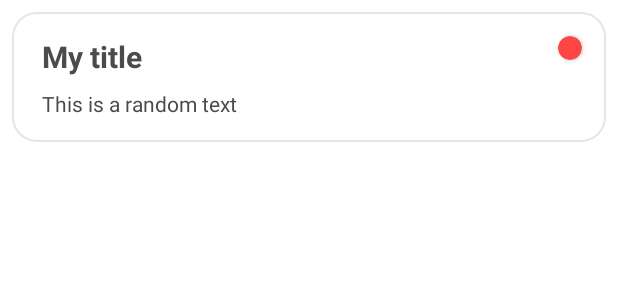
After one commit to sunilshiv/ToDoNotesApp, an Android app: the layout row_layout.xml on its own in the app's theme, with its tools: preview values and no code run, on a phone screen of 412 x 824 dp. The commit adds this screen. Shown: the top 300 px of the screen. Run offline under Robolectric (Android 15) with nearby library versions, the phone set to English and light mode, and no system bars.

Commit message:
Implemented RecyclerVeiw module
1. Implemented viewmodel classes
2. Impledted Recyclerview component for displaying data using row
   layout.

```diff
--- a/app/src/main/AndroidManifest.xml
+++ b/app/src/main/AndroidManifest.xml
@@ -11,7 +11,8 @@
         android:theme="@style/Theme.ToDoNotesApp">
         <activity
             android:name=".MainActivity"
-            android:exported="true">
+            android:exported="true"
+            android:windowSoftInputMode="adjustPan">
             <intent-filter>
                 <action android:name="android.intent.action.MAIN" />
 
--- a/app/src/main/java/com/todo/notesapp/data/viewmodel/ToDoNotesViewModel.kt
+++ b/app/src/main/java/com/todo/notesapp/data/viewmodel/ToDoNotesViewModel.kt
@@ -14,7 +14,7 @@ class ToDoNotesViewModel(application: Application): AndroidViewModel(application
 
     private val toDoNotesDao = ToDoNotesDatabase.getDatabase(application).toDoNotesDao()
     private val toDoNotesRepository : ToDoNotesRepository
-    private val getAllData: LiveData<List<ToDoNotesData>>
+    val getAllData: LiveData<List<ToDoNotesData>>
 
     init {
         toDoNotesRepository = ToDoNotesRepository(toDoNotesDao)
--- a/app/src/main/java/com/todo/notesapp/fragments/add/AddNotesFragment.kt
+++ b/app/src/main/java/com/todo/notesapp/fragments/add/AddNotesFragment.kt
@@ -29,6 +29,7 @@ class AddNotesFragment : Fragment() {
         setHasOptionsMenu(true)
         // Inflate the layout for this fragment
         binding = FragmentAddNotesBinding.inflate(inflater, container, false)
+        binding.spnAddNotesSpinner.onItemSelectedListener = mSharedViewModel.listener
         return binding.root
     }
 
--- a/app/src/main/res/layout/fragment_notes_list.xml
+++ b/app/src/main/res/layout/fragment_notes_list.xml
@@ -13,7 +13,7 @@
         android:layout_width="0dp"
         android:layout_height="0dp"
         android:clipToPadding="false"
-        android:paddingTop="8dp"
+        android:padding="8dp"
         app:layout_constraintBottom_toBottomOf="parent"
         app:layout_constraintEnd_toEndOf="parent"
         app:layout_constraintHorizontal_bias="0.5"
@@ -25,7 +25,7 @@
         android:layout_width="wrap_content"
         android:layout_height="wrap_content"
         android:layout_marginEnd="28dp"
-        android:layout_marginBottom="70dp"
+        android:layout_marginBottom="16dp"
         android:background="#03DAC5"
         android:clickable="true"
         android:focusable="true"
--- /dev/null
+++ b/app/src/main/res/layout/row_layout.xml
@@ -0,0 +1,66 @@
+<?xml version="1.0" encoding="utf-8"?>
+<layout xmlns:android="http://schemas.android.com/apk/res/android"
+    xmlns:app="http://schemas.android.com/apk/res-auto"
+    xmlns:tools="http://schemas.android.com/tools">
+<androidx.constraintlayout.widget.ConstraintLayout
+    android:layout_width="match_parent"
+    android:layout_height="wrap_content"
+    android:layout_margin="8dp">
+
+    <androidx.constraintlayout.widget.ConstraintLayout
+        android:id="@+id/row_background"
+        android:layout_width="match_parent"
+        android:layout_height="wrap_content"
+        android:background="@drawable/item_background"
+        app:layout_constraintBottom_toBottomOf="parent"
+        app:layout_constraintEnd_toEndOf="parent"
+        app:layout_constraintHorizontal_bias="0.5"
+        app:layout_constraintStart_toStartOf="parent"
+        app:layout_constraintTop_toTopOf="parent">
+
+        <androidx.cardview.widget.CardView
+            android:id="@+id/priority_indicator"
+            android:layout_width="16dp"
+            android:layout_height="16dp"
+            android:layout_marginTop="16dp"
+            android:layout_marginEnd="16dp"
+            app:cardBackgroundColor="@color/red"
+            app:cardCornerRadius="100dp"
+            app:layout_constraintEnd_toEndOf="parent"
+            app:layout_constraintTop_toTopOf="parent" />
+
+        <TextView
+            android:id="@+id/title_txt"
+            android:layout_width="wrap_content"
+            android:layout_height="wrap_content"
+            android:layout_marginStart="20dp"
+            android:layout_marginTop="16dp"
+            android:maxLength="20"
+            android:text="My title"
+            android:textColor="@color/darkGray"
+            android:textSize="20sp"
+            android:textStyle="bold"
+            app:layout_constraintStart_toStartOf="parent"
+            app:layout_constraintTop_toTopOf="parent" />
+
+        <TextView
+            android:id="@+id/title_description"
+            android:layout_width="0dp"
+            android:layout_height="wrap_content"
+            android:layout_marginTop="8dp"
+            android:layout_marginEnd="16dp"
+            android:layout_marginBottom="16dp"
+            android:maxLength="300"
+            android:maxLines="10"
+            android:text="This is a random text"
+            android:textColor="@color/darkGray"
+            app:layout_constraintBottom_toBottomOf="parent"
+            app:layout_constraintEnd_toEndOf="parent"
+            app:layout_constraintHorizontal_bias="0.033"
+            app:layout_constraintStart_toStartOf="@+id/title_txt"
+            app:layout_constraintTop_toBottomOf="@+id/title_txt"
+            app:layout_constraintVertical_bias="1.0" />
+
+    </androidx.constraintlayout.widget.ConstraintLayout>
+</androidx.constraintlayout.widget.ConstraintLayout>
+</layout>
```
Also changed, not shown: app/src/main/java/com/todo/notesapp/fragments/SharedViewModel.kt (+22 -0 lines), app/src/main/java/com/todo/notesapp/fragments/list/NotesListAdapter.kt (added, +61 -0 lines), app/src/main/java/com/todo/notesapp/fragments/list/NotesListFragment.kt (+17 -0 lines).
